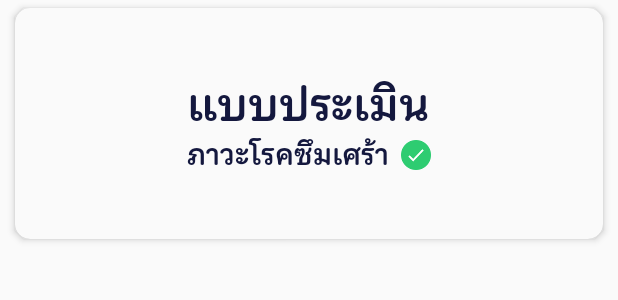
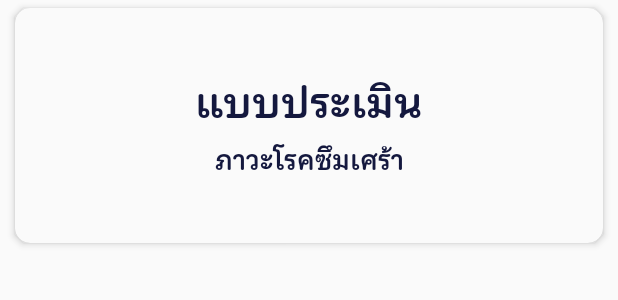
Before and after one commit to oMrBIGo/DepressionTherapyGame, an Android app: the layout cat_item_layout.xml on its own in the app's theme, with its tools: preview values and no code run, on a phone screen of 412 x 824 dp. Shown: the top 300 px of the screen. Run offline under Robolectric (Android 15) with nearby library versions, the phone set to English and light mode, and no system bars.

Commit message:
Dev by Nathit Panrod Depression Therapy Game

```diff
--- a/app/build.gradle
+++ b/app/build.gradle
@@ -8,7 +8,7 @@ android {
         applicationId "com.depressiontherapygame"
         minSdk 21
         targetSdk 31
-        versionCode 28
+        versionCode 29
         versionName "1.0"
 
         testInstrumentationRunner "androidx.test.runner.AndroidJUnitRunner"
--- a/app/src/main/java/com/depressiontherapygame/Users/GameTetris/ActivityTetrisGame/MainActivityGame.java
+++ b/app/src/main/java/com/depressiontherapygame/Users/GameTetris/ActivityTetrisGame/MainActivityGame.java
@@ -4,6 +4,7 @@ package com.depressiontherapygame.Users.GameTetris.ActivityTetrisGame;
 import android.app.Dialog;
 import android.content.Intent;
 import android.os.Bundle;
+import android.os.Handler;
 import android.view.Gravity;
 import android.view.View;
 import android.view.ViewGroup;
@@ -27,6 +28,7 @@ import com.depressiontherapygame.Users.HomeActivity;
 import com.depressiontherapygame.Users.LoginRegister.Model.ModelUserShow;
 import com.depressiontherapygame.Users.GameTetris.utils.Consts;
 import com.depressiontherapygame.R;
+import com.depressiontherapygame.Users.Setting.SettingActivity;
 import com.google.firebase.auth.FirebaseAuth;
 import com.google.firebase.auth.FirebaseUser;
 import com.google.firebase.database.DataSnapshot;
--- a/app/src/main/res/layout/cat_item_layout.xml
+++ b/app/src/main/res/layout/cat_item_layout.xml
@@ -26,37 +26,35 @@
             android:layout_width="match_parent"
             android:layout_height="match_parent"
             android:gravity="center"
-            android:padding="40dp"
+            android:paddingTop="40dp"
+            android:paddingBottom="40dp"
             android:orientation="vertical">
 
             <TextView
-                android:layout_width="wrap_content"
-                android:layout_height="42dp"
+                android:layout_width="match_parent"
+                android:layout_height="wrap_content"
+                android:textAlignment="center"
                 android:fontFamily="@font/chub"
                 android:text="แบบประเมิน"
                 android:textColor="?attr/textcolor"
-                android:textSize="30dp" />
+                android:textSize="28sp" />
 
             <LinearLayout
-                android:layout_width="wrap_content"
+                android:layout_width="match_parent"
                 android:layout_height="wrap_content"
                 android:gravity="center"
                 android:orientation="horizontal">
 
                 <TextView
                     android:id="@+id/setName"
-                    android:layout_width="wrap_content"
+                    android:layout_width="match_parent"
                     android:layout_height="wrap_content"
                     android:fontFamily="@font/chub"
+                    android:textAlignment="center"
                     android:text="ภาวะโรคซึมเศร้า"
                     android:textColor="?attr/textcolor"
-                    android:textSize="19dp" />
+                    android:textSize="18sp" />
 
-                <ImageView
-                    android:layout_width="20dp"
-                    android:layout_height="20dp"
-                    android:layout_marginStart="8dp"
-                    android:src="@drawable/check" />
 
             </LinearLayout>
 
```
